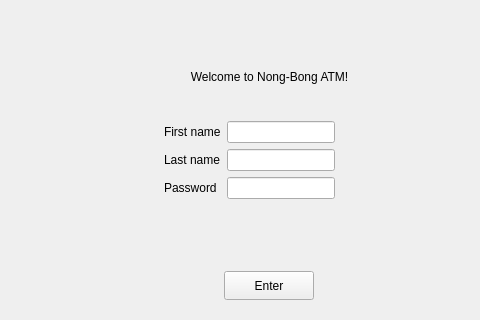
bergamontt/nong-bong, file gui/mainwindow.ui: the form before one commit; both pictures show x 126 to 606 and y 89 to 409 of the 800 by 600 pixel window.
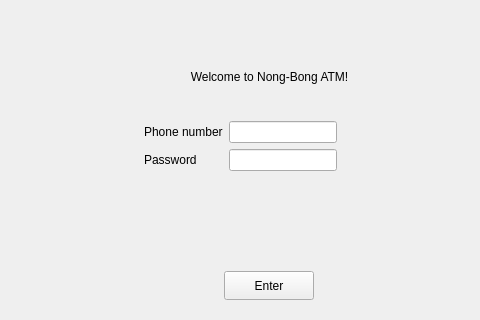
The form after the commit.

Commit message: Added phone number input to login

Patch:
```diff
--- a/gui/mainwindow.ui
+++ b/gui/mainwindow.ui
@@ -46,9 +46,9 @@
      <widget class="QWidget" name="formLayoutWidget">
       <property name="geometry">
        <rect>
-        <x>290</x>
+        <x>270</x>
         <y>210</y>
-        <width>231</width>
+        <width>261</width>
         <height>141</height>
        </rect>
       </property>
@@ -62,38 +62,21 @@
        <item row="0" column="0">
         <widget class="QLabel" name="L_firstName">
          <property name="text">
-          <string>First name</string>
+          <string>Phone number</string>
          </property>
         </widget>
        </item>
        <item row="0" column="1">
-        <widget class="QLineEdit" name="LE_firstName">
-         <property name="maximumSize">
-          <size>
-           <width>16777215</width>
-           <height>16777215</height>
-          </size>
-         </property>
-        </widget>
+        <widget class="QLineEdit" name="LE_phone"/>
        </item>
        <item row="1" column="0">
-        <widget class="QLabel" name="L_lastName">
-         <property name="text">
-          <string>Last name</string>
-         </property>
-        </widget>
-       </item>
-       <item row="1" column="1">
-        <widget class="QLineEdit" name="LE_lastName"/>
-       </item>
-       <item row="2" column="0">
         <widget class="QLabel" name="L_password">
          <property name="text">
           <string>Password</string>
          </property>
         </widget>
        </item>
-       <item row="2" column="1">
+       <item row="1" column="1">
         <widget class="QLineEdit" name="LE_password">
          <property name="inputMethodHints">
           <set>Qt::InputMethodHint::ImhHiddenText</set>
```
Left out of the diff: 6 changed lines with no effect on the pictures. The commit also changes 2 other files.
